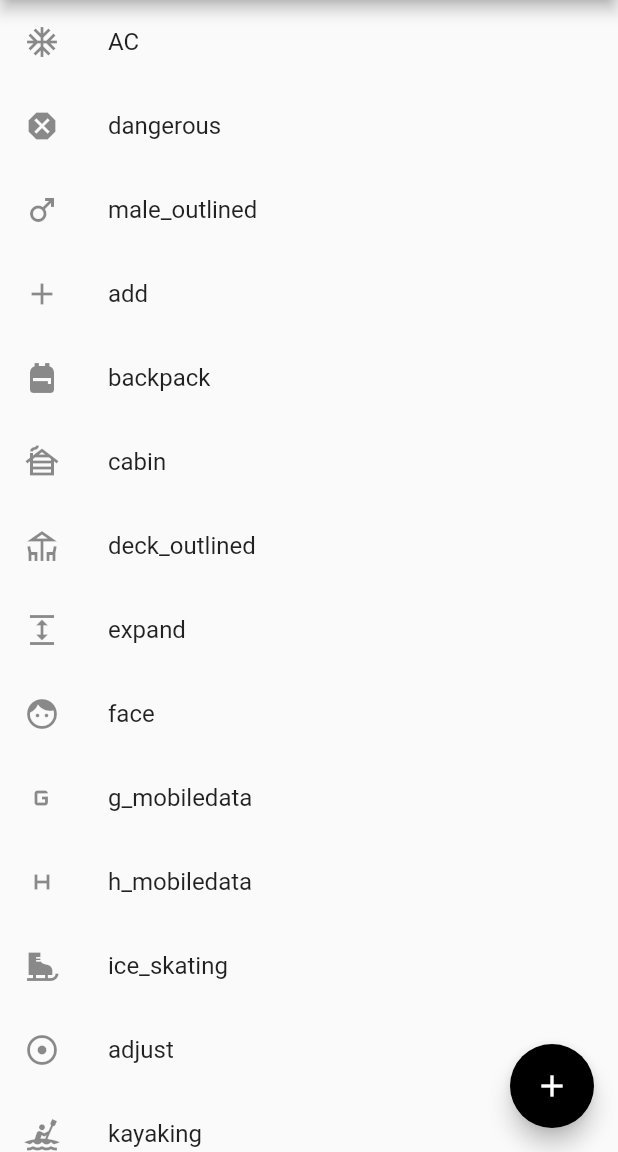
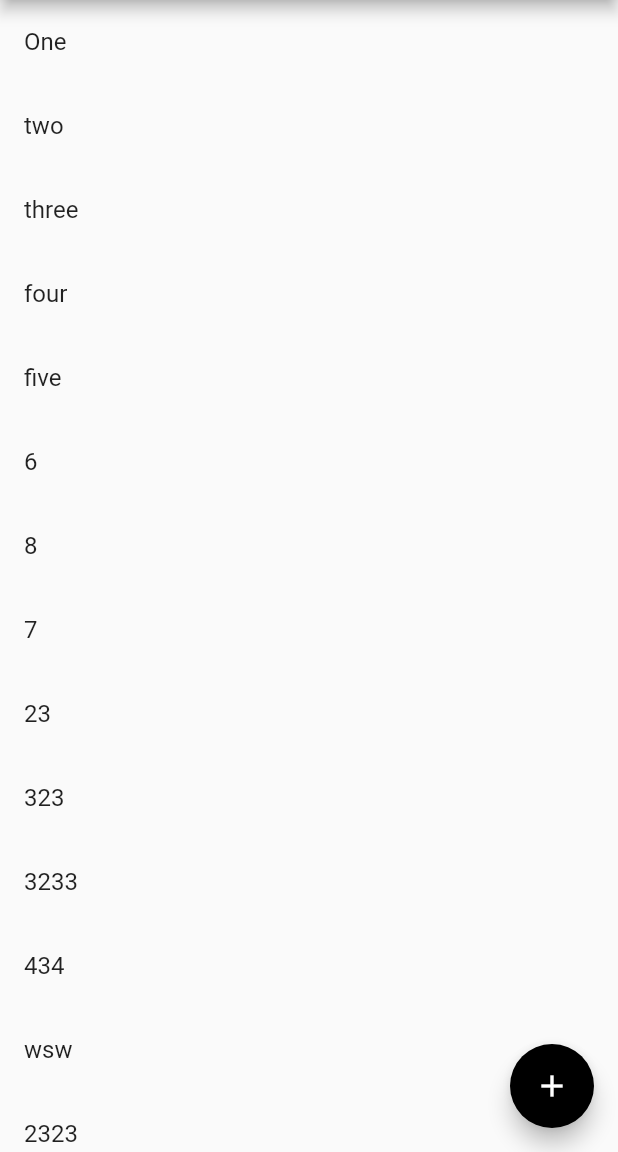
Before and after one commit to sumit007/flutter_learn, a Flutter app: the screen it shows after launch, on a phone screen of 412 x 824 dp, the part 84-1236 px from its top. Run offline on Flutter 3.47's test engine with Material 2 defaults, Android fonts, the light colour scheme and no system bars.

Commit message:
list view using dynamic data

```diff
--- a/lib/learn_row.dart
+++ b/lib/learn_row.dart
@@ -3,6 +3,37 @@ import 'dart:ui';
 
 import 'package:flutter/Material.dart';
 import 'package:flutter/cupertino.dart';
+
+List<String> content = [
+  "One",
+  "two",
+  "three",
+  "four",
+  "five",
+  "6",
+  "8",
+  "7",
+  "23",
+  "323",
+  "3233",
+  "434",
+  "wsw",
+  "2323",
+  "One",
+  "two",
+  "three",
+  "four",
+  "five",
+  "6",
+  "8",
+  "7",
+  "23",
+  "323",
+  "3233",
+  "434",
+  "wsw",
+  "2323",
+];
 
 class LearnRow extends StatelessWidget {
   const LearnRow({Key? key}) : super(key: key);
@@ -24,84 +55,13 @@ class LearnRow extends StatelessWidget {
             IconButton(onPressed: () {print("");}, icon: const Icon(Icons.settings))
           ],
         ),
-        body: ListView(
-          children: [
-            ListTile(
-              leading: const Icon(Icons.ac_unit_outlined),
-              title: const Text("AC"),
-              onTap: (){ print("AC");},
-            ),
-            ListTile(
-              leading: const Icon(Icons.dangerous),
-              title: const Text("dangerous"),
-              onTap: (){ print("dangerous");},
-            ),
-            ListTile(
-              leading: const Icon(Icons.male_outlined),
-              title: const Text("male_outlined"),
-              onTap: (){ print("male_outlined");},
-            ),
-            ListTile(
-              leading: const Icon(Icons.add),
-              title: const Text("add"),
-              onTap: (){ print("add");},
-            ),
-            ListTile(
-              leading: const Icon(Icons.backpack),
-              title: const Text("backpack"),
-              onTap: (){ print("backpack");},
-            ),
-            ListTile(
-              leading: const Icon(Icons.cabin),
-              title: const Text("cabin"),
-              onTap: (){ print("cabin");},
-            ),
-            ListTile(
-              leading: const Icon(Icons.deck_outlined),
-              title: const Text("deck_outlined"),
-              onTap: (){ print("deck_outlined");},
-            ),
-            ListTile(
-              leading: const Icon(Icons.expand),
-              title: const Text("expand"),
-              onTap: (){ print("expand");},
-            ),
-            ListTile(
-              leading: const Icon(Icons.face),
-              title: const Text("face"),
-              onTap: (){ print("face");},
-            ),
-            ListTile(
-              leading: const Icon(Icons.g_mobiledata),
-              title: const Text("g_mobiledata"),
-              onTap: (){ print("g_mobiledata");},
-            ),
-            ListTile(
-              leading: const Icon(Icons.h_mobiledata),
-              title: const Text("h_mobiledata"),
-              onTap: (){ print("h_mobiledata");},
-            ),
-            ListTile(
-              leading: const Icon(Icons.ice_skating),
-              title: const Text("ice_skating"),
-              onTap: (){ print("ice_skating");},
-            ),
-            ListTile(
-              leading: const Icon(Icons.adjust),
-              title: const Text("adjust"),
-              onTap: (){ print("adjust");},
-            ),
-            ListTile(
-              leading: const Icon(Icons.kayaking),
-              title: const Text("kayaking"),
-              onTap: (){ print("kayaking");},
-            ),
-            ListTile(
-              leading: const Icon(Icons.label_important),
-              title: const Text("label_important"),
-              onTap: (){ print("label_important");},
-            )
-          ],
+        body: ListView.builder(
+            itemCount: content.length,
+            itemBuilder: (BuildContext contex, int index) {
+              return ListTile(
+                title: Text(content[index]),
+              );
+            }
         )
     );
   }
```
